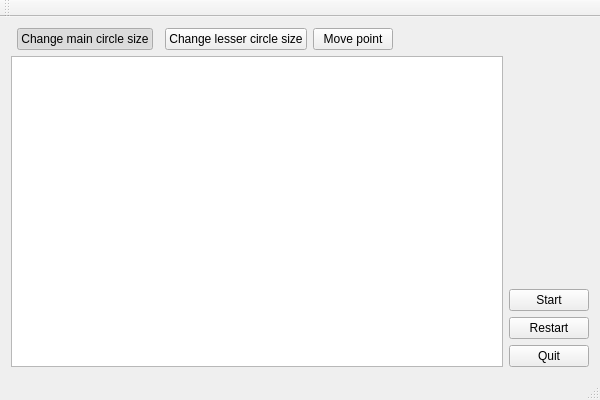
The window that circles.ui (caronnee/circlefractals) describes before a commit, drawn with Qt 5.
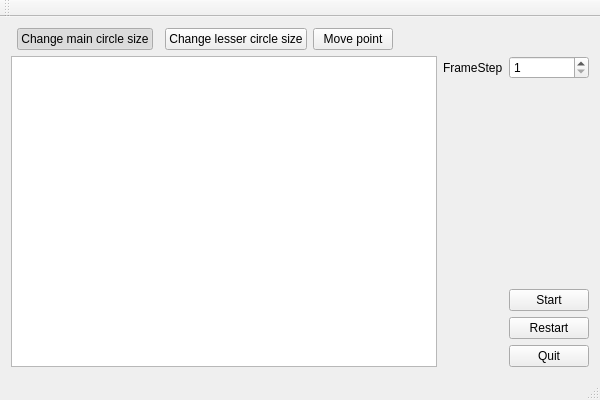
The same window after the commit.

Commit message: added frameStep to the circles

```diff
--- a/circles.ui
+++ b/circles.ui
@@ -18,14 +18,14 @@
     <item row="5" column="0" rowspan="5" colspan="6">
      <widget class="QGraphicsView" name="_view"/>
     </item>
-    <item row="9" column="6">
+    <item row="9" column="7">
      <widget class="QPushButton" name="quitButton">
       <property name="text">
        <string>Quit</string>
       </property>
      </widget>
     </item>
-    <item row="7" column="6">
+    <item row="7" column="7">
      <widget class="QPushButton" name="startButton">
       <property name="sizePolicy">
        <sizepolicy hsizetype="Fixed" vsizetype="Fixed">
@@ -96,13 +96,30 @@
       </attribute>
      </widget>
     </item>
-    <item row="8" column="6">
+    <item row="8" column="7">
      <widget class="QPushButton" name="restartButton">
       <property name="text">
        <string>Restart</string>
       </property>
      </widget>
     </item>
+    <item row="5" column="7">
+     <widget class="QSpinBox" name="frameStep">
+      <property name="minimum">
+       <number>1</number>
+      </property>
+      <property name="maximum">
+       <number>50</number>
+      </property>
+     </widget>
+    </item>
+    <item row="5" column="6">
+     <widget class="QLabel" name="label">
+      <property name="text">
+       <string>FrameStep</string>
+      </property>
+     </widget>
+    </item>
    </layout>
   </widget>
   <widget class="QMenuBar" name="menuBar">
```
The commit also changes 3 other files.
